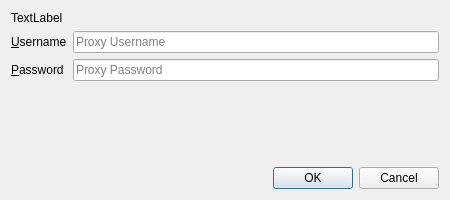
First picture: the form in UI/biblioteq_passwordPrompt.ui, repository textbrowser/biblioteq, before the edit.
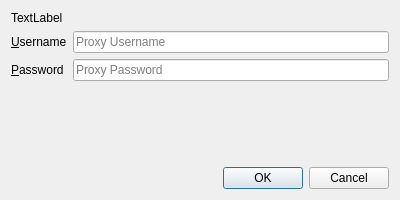
Second picture: the form after the edit. Icons and pictures are not drawn.

```diff
--- a/UI/biblioteq_passwordPrompt.ui
+++ b/UI/biblioteq_passwordPrompt.ui
@@ -6,7 +6,7 @@
    <rect>
     <x>0</x>
     <y>0</y>
-    <width>450</width>
+    <width>400</width>
     <height>200</height>
    </rect>
   </property>
```
